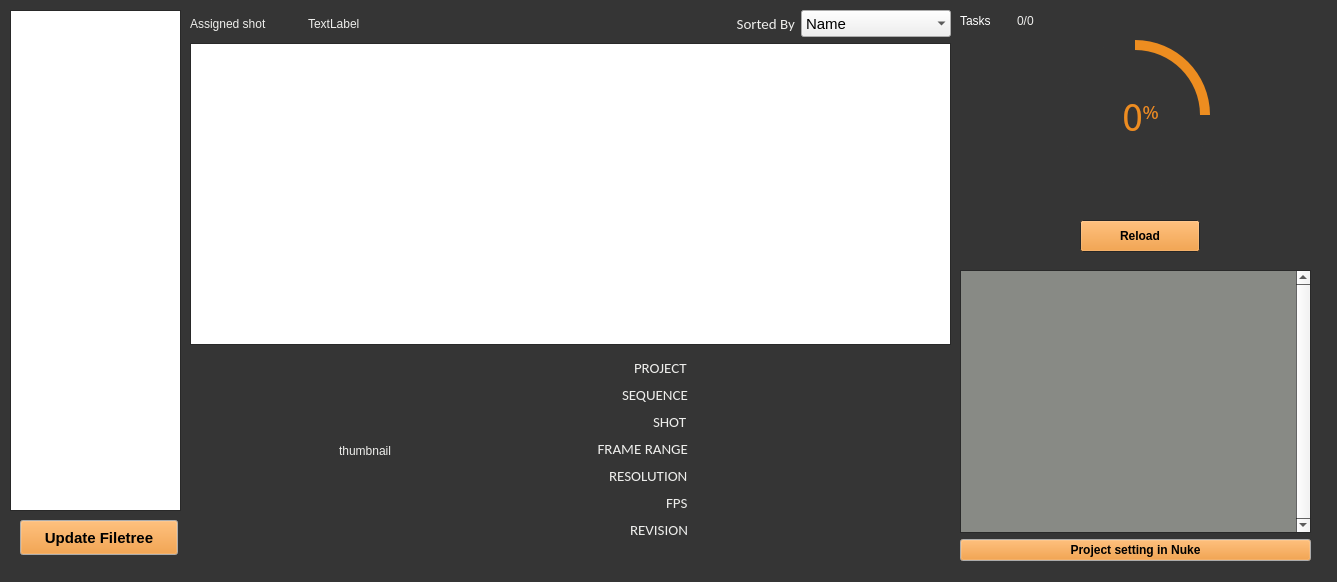
Qt form jiwoon/gazu_api/view/UI/nuki_main_widget_1.ui (SongmiLim/nuki_project) before a commit.
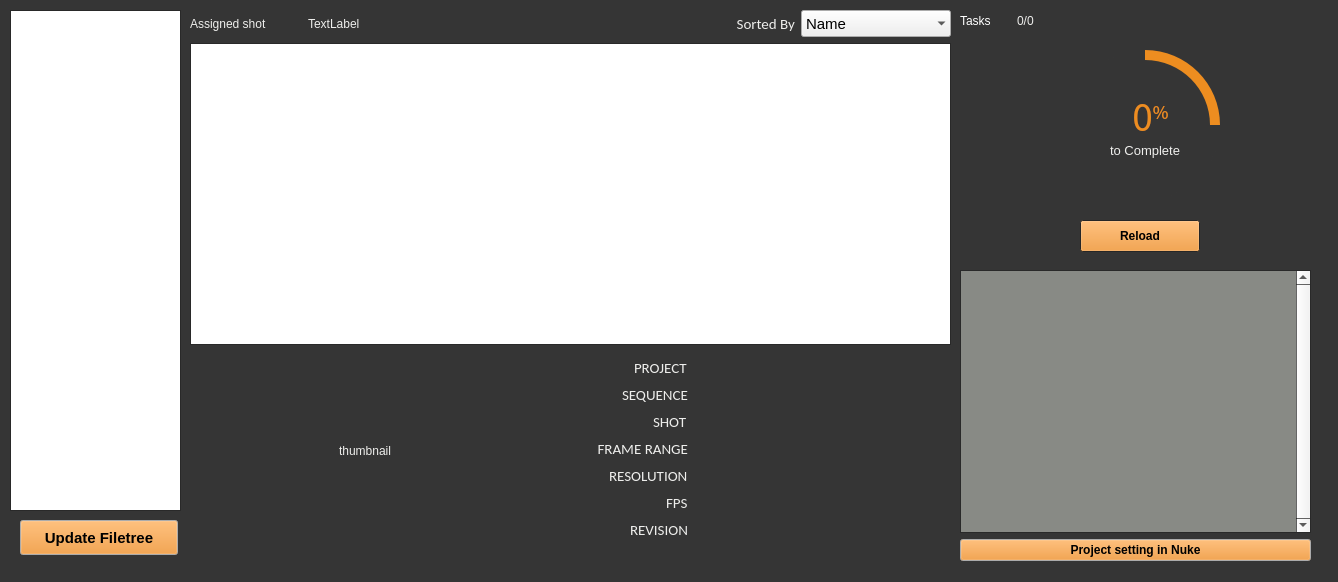
The same form after that commit.

```diff
--- a/jiwoon/gazu_api/view/UI/nuki_main_widget_1.ui
+++ b/jiwoon/gazu_api/view/UI/nuki_main_widget_1.ui
@@ -9,7 +9,7 @@
    <rect>
     <x>0</x>
     <y>0</y>
-    <width>1337</width>
+    <width>1338</width>
     <height>582</height>
    </rect>
   </property>
@@ -1646,153 +1646,6 @@
     <string>Update Filetree</string>
    </property>
   </widget>
-  <widget class="QFrame" name="circularProgressBarBase">
-   <property name="geometry">
-    <rect>
-     <x>1050</x>
-     <y>30</y>
-     <width>170</width>
-     <height>170</height>
-    </rect>
-   </property>
-   <property name="frameShape">
-    <enum>QFrame::NoFrame</enum>
-   </property>
-   <property name="frameShadow">
-    <enum>QFrame::Raised</enum>
-   </property>
-   <widget class="QFrame" name="circularProgress">
-    <property name="geometry">
-     <rect>
-      <x>10</x>
-      <y>10</y>
-      <width>150</width>
-      <height>150</height>
-     </rect>
-    </property>
-    <property name="styleSheet">
-     <string notr="true">QFrame{
-	background-color: qconicalgradient(cx:0.5, cy:0.5, angle:90, stop:0.749 rgba(206, 92, 0, 0), stop:0.750 rgba(237, 141, 32, 255));
-	border-radius:75px;
-}</string>
-    </property>
-    <property name="frameShape">
-     <enum>QFrame::NoFrame</enum>
-    </property>
-    <property name="frameShadow">
-     <enum>QFrame::Raised</enum>
-    </property>
-   </widget>
-   <widget class="QFrame" name="circularBg">
-    <property name="geometry">
-     <rect>
-      <x>10</x>
-      <y>10</y>
-      <width>150</width>
-      <height>150</height>
-     </rect>
-    </property>
-    <property name="styleSheet">
-     <string notr="true">QFrame{
-	border-radius: 75px;
-	background-color: rgba(53, 53, 53,120)
-}</string>
-    </property>
-    <property name="frameShape">
-     <enum>QFrame::NoFrame</enum>
-    </property>
-    <property name="frameShadow">
-     <enum>QFrame::Raised</enum>
-    </property>
-   </widget>
-   <widget class="QFrame" name="container">
-    <property name="geometry">
-     <rect>
-      <x>20</x>
-      <y>20</y>
-      <width>130</width>
-      <height>130</height>
-     </rect>
-    </property>
-    <property name="styleSheet">
-     <string notr="true">QFrame{
-	border-radius: 65px;
-	background-color: rgb(53, 53, 53)
-}</string>
-    </property>
-    <property name="frameShape">
-     <enum>QFrame::StyledPanel</enum>
-    </property>
-    <property name="frameShadow">
-     <enum>QFrame::Raised</enum>
-    </property>
-    <widget class="QLabel" name="label">
-     <property name="geometry">
-      <rect>
-       <x>0</x>
-       <y>10</y>
-       <width>141</width>
-       <height>111</height>
-      </rect>
-     </property>
-     <property name="palette">
-      <palette>
-       <active>
-        <colorrole role="WindowText">
-         <brush brushstyle="SolidPattern">
-          <color alpha="255">
-           <red>237</red>
-           <green>141</green>
-           <blue>32</blue>
-          </color>
-         </brush>
-        </colorrole>
-       </active>
-       <inactive>
-        <colorrole role="WindowText">
-         <brush brushstyle="SolidPattern">
-          <color alpha="255">
-           <red>237</red>
-           <green>141</green>
-           <blue>32</blue>
-          </color>
-         </brush>
-        </colorrole>
-       </inactive>
-       <disabled>
-        <colorrole role="WindowText">
-         <brush brushstyle="SolidPattern">
-          <color alpha="255">
-           <red>190</red>
-           <green>190</green>
-           <blue>190</blue>
-          </color>
-         </brush>
-        </colorrole>
-       </disabled>
-      </palette>
-     </property>
-     <property name="font">
-      <font>
-       <family>Noto Sans CJK HK</family>
-       <pointsize>20</pointsize>
-      </font>
-     </property>
-     <property name="styleSheet">
-      <string notr="true">background-color:none;</string>
-     </property>
-     <property name="text">
-      <string>&lt;p&gt;&lt;span style=&quot; font-size:28pt;&quot;&gt;0&lt;/span&gt;&lt;span style=&quot; vertical-align:super;&quot;&gt;%&lt;/span&gt;&lt;/p&gt;</string>
-     </property>
-     <property name="alignment">
-      <set>Qt::AlignCenter</set>
-     </property>
-    </widget>
-   </widget>
-   <zorder>circularBg</zorder>
-   <zorder>circularProgress</zorder>
-   <zorder>container</zorder>
-  </widget>
   <widget class="QPushButton" name="reload_btn">
    <property name="geometry">
     <rect>
@@ -2294,6 +2147,289 @@
     </item>
    </layout>
   </widget>
+  <widget class="QFrame" name="circularProgressBarBase">
+   <property name="geometry">
+    <rect>
+     <x>1060</x>
+     <y>40</y>
+     <width>170</width>
+     <height>170</height>
+    </rect>
+   </property>
+   <property name="frameShape">
+    <enum>QFrame::NoFrame</enum>
+   </property>
+   <property name="frameShadow">
+    <enum>QFrame::Raised</enum>
+   </property>
+   <widget class="QFrame" name="circularProgress">
+    <property name="geometry">
+     <rect>
+      <x>10</x>
+      <y>10</y>
+      <width>150</width>
+      <height>150</height>
+     </rect>
+    </property>
+    <property name="styleSheet">
+     <string notr="true">QFrame{
+	background-color: qconicalgradient(cx:0.5, cy:0.5, angle:90, stop:0.749 rgba(206, 92, 0, 0), stop:0.750 rgba(237, 141, 32, 255));
+	border-radius:75px;
+}</string>
+    </property>
+    <property name="frameShape">
+     <enum>QFrame::NoFrame</enum>
+    </property>
+    <property name="frameShadow">
+     <enum>QFrame::Raised</enum>
+    </property>
+   </widget>
+   <widget class="QFrame" name="circularBg">
+    <property name="geometry">
+     <rect>
+      <x>10</x>
+      <y>10</y>
+      <width>150</width>
+      <height>150</height>
+     </rect>
+    </property>
+    <property name="styleSheet">
+     <string notr="true">QFrame{
+	border-radius: 75px;
+	background-color: rgba(53, 53, 53,120)
+}</string>
+    </property>
+    <property name="frameShape">
+     <enum>QFrame::NoFrame</enum>
+    </property>
+    <property name="frameShadow">
+     <enum>QFrame::Raised</enum>
+    </property>
+   </widget>
+   <widget class="QFrame" name="container">
+    <property name="geometry">
+     <rect>
+      <x>20</x>
+      <y>20</y>
+      <width>130</width>
+      <height>130</height>
+     </rect>
+    </property>
+    <property name="styleSheet">
+     <string notr="true">QFrame{
+	border-radius: 65px;
+	background-color: rgb(53, 53, 53)
+}</string>
+    </property>
+    <property name="frameShape">
+     <enum>QFrame::StyledPanel</enum>
+    </property>
+    <property name="frameShadow">
+     <enum>QFrame::Raised</enum>
+    </property>
+    <widget class="QLabel" name="percentage_label">
+     <property name="geometry">
+      <rect>
+       <x>0</x>
+       <y>0</y>
+       <width>141</width>
+       <height>111</height>
+      </rect>
+     </property>
+     <property name="palette">
+      <palette>
+       <active>
+        <colorrole role="WindowText">
+         <brush brushstyle="SolidPattern">
+          <color alpha="255">
+           <red>237</red>
+           <green>141</green>
+           <blue>32</blue>
+          </color>
+         </brush>
+        </colorrole>
+       </active>
+       <inactive>
+        <colorrole role="WindowText">
+         <brush brushstyle="SolidPattern">
+          <color alpha="255">
+           <red>237</red>
+           <green>141</green>
+           <blue>32</blue>
+          </color>
+         </brush>
+        </colorrole>
+       </inactive>
+       <disabled>
+        <colorrole role="WindowText">
+         <brush brushstyle="SolidPattern">
+          <color alpha="255">
+           <red>190</red>
+           <green>190</green>
+           <blue>190</blue>
+          </color>
+         </brush>
+        </colorrole>
+       </disabled>
+      </palette>
+     </property>
+     <property name="font">
+      <font>
+       <family>Noto Sans CJK HK</family>
+       <pointsize>20</pointsize>
+      </font>
+     </property>
+     <property name="styleSheet">
+      <string notr="true">background-color:none;</string>
+     </property>
+     <property name="text">
+      <string>&lt;p&gt;&lt;span style=&quot; font-size:28pt;&quot;&gt;0&lt;/span&gt;&lt;span style=&quot; vertical-align:super;&quot;&gt;%&lt;/span&gt;&lt;/p&gt;</string>
+     </property>
+     <property name="alignment">
+      <set>Qt::AlignCenter</set>
+     </property>
+    </widget>
+    <widget class="QLabel" name="toComplete_label">
+     <property name="geometry">
+      <rect>
+       <x>30</x>
+       <y>80</y>
+       <width>71</width>
+       <height>21</height>
+      </rect>
+     </property>
+     <property name="palette">
+      <palette>
+       <active>
+        <colorrole role="WindowText">
+         <brush brushstyle="SolidPattern">
+          <color alpha="255">
+           <red>238</red>
+           <green>238</green>
+           <blue>236</blue>
+          </color>
+         </brush>
+        </colorrole>
+        <colorrole role="Button">
+         <brush brushstyle="SolidPattern">
+          <color alpha="255">
+           <red>53</red>
+           <green>53</green>
+           <blue>53</blue>
+          </color>
+         </brush>
+        </colorrole>
+        <colorrole role="Base">
+         <brush brushstyle="SolidPattern">
+          <color alpha="255">
+           <red>53</red>
+           <green>53</green>
+           <blue>53</blue>
+          </color>
+         </brush>
+        </colorrole>
+        <colorrole role="Window">
+         <brush brushstyle="SolidPattern">
+          <color alpha="255">
+           <red>53</red>
+           <green>53</green>
+           <blue>53</blue>
+          </color>
+         </brush>
+        </colorrole>
+       </active>
+       <inactive>
+        <colorrole role="WindowText">
+         <brush brushstyle="SolidPattern">
+          <color alpha="255">
+           <red>238</red>
+           <green>238</green>
+           <blue>236</blue>
+          </color>
+         </brush>
+        </colorrole>
+        <colorrole role="Button">
+         <brush brushstyle="SolidPattern">
+          <color alpha="255">
+           <red>53</red>
+           <green>53</green>
+           <blue>53</blue>
+          </color>
+         </brush>
+        </colorrole>
+        <colorrole role="Base">
+         <brush brushstyle="SolidPattern">
+          <color alpha="255">
+           <red>53</red>
+           <green>53</green>
+           <blue>53</blue>
+          </color>
+         </brush>
+        </colorrole>
+        <colorrole role="Window">
+         <brush brushstyle="SolidPattern">
+          <color alpha="255">
+           <red>53</red>
+           <green>53</green>
+           <blue>53</blue>
+          </color>
+         </brush>
+        </colorrole>
+       </inactive>
+       <disabled>
+        <colorrole role="WindowText">
+         <brush brushstyle="SolidPattern">
+          <color alpha="255">
+           <red>190</red>
+           <green>190</green>
+           <blue>190</blue>
+          </color>
+         </brush>
+        </colorrole>
+        <colorrole role="Button">
+         <brush brushstyle="SolidPattern">
+          <color alpha="255">
+           <red>53</red>
+           <green>53</green>
+           <blue>53</blue>
+          </color>
+         </brush>
+        </colorrole>
+        <colorrole role="Base">
+         <brush brushstyle="SolidPattern">
+          <color alpha="255">
+           <red>53</red>
+           <green>53</green>
+           <blue>53</blue>
+          </color>
+         </brush>
+        </colorrole>
+        <colorrole role="Window">
+         <brush brushstyle="SolidPattern">
+          <color alpha="255">
+           <red>53</red>
+           <green>53</green>
+           <blue>53</blue>
+          </color>
+         </brush>
+        </colorrole>
+       </disabled>
+      </palette>
+     </property>
+     <property name="font">
+      <font>
+       <pointsize>10</pointsize>
+      </font>
+     </property>
+     <property name="text">
+      <string>to Complete</string>
+     </property>
+    </widget>
+   </widget>
+   <zorder>circularBg</zorder>
+   <zorder>circularProgress</zorder>
+   <zorder>container</zorder>
+  </widget>
  </widget>
  <resources/>
  <connections/>
```
